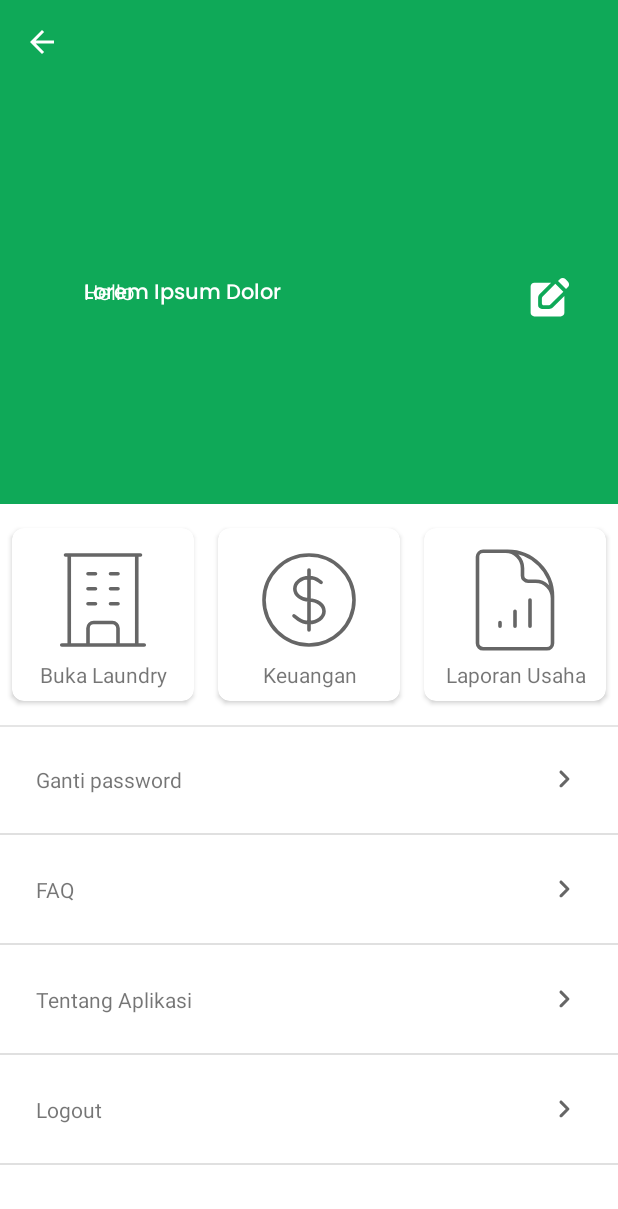
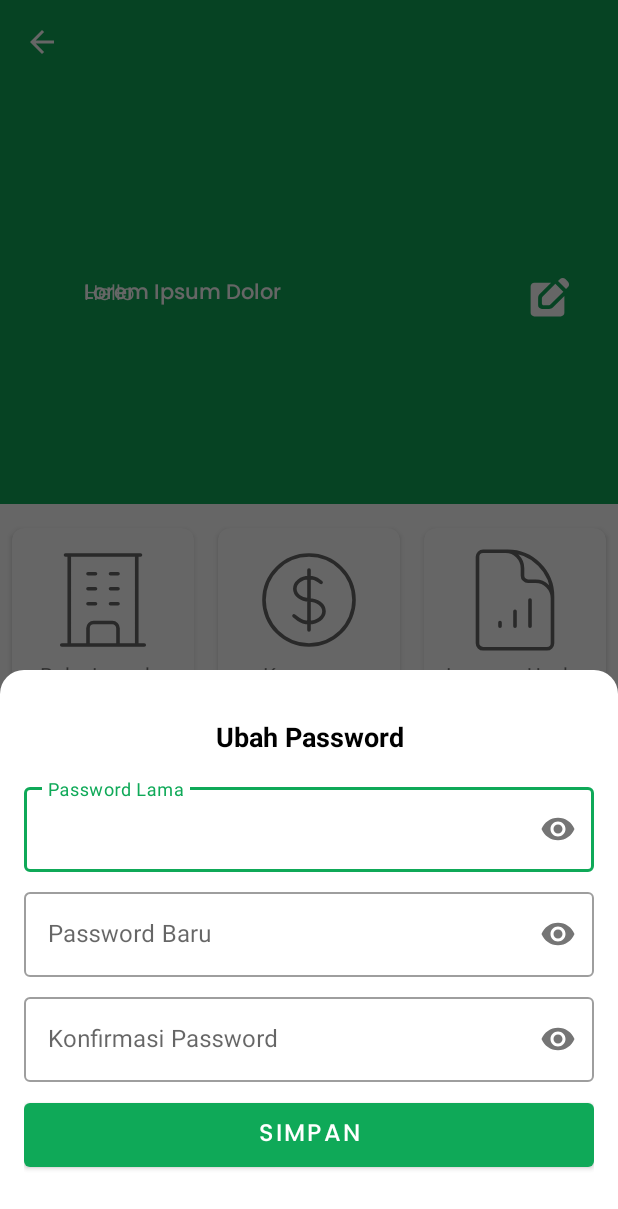
Before and after one commit to smart-rinse/smart-rinse-app, an Android app: the SettingActivity screen opened directly, with no data from a screen before it, after a tap on "Ganti password", on a phone screen of 412 x 824 dp. Shown: the top 1209 px of the screen. Run offline under Robolectric (Android 15) with nearby library versions, the phone set to English and light mode, and no system bars.

Commit message:
add function for logout and layout for change password

```diff
--- a/app/src/main/java/labs/nusantara/smartrinse/ui/setting/SettingActivity.kt
+++ b/app/src/main/java/labs/nusantara/smartrinse/ui/setting/SettingActivity.kt
@@ -1,19 +1,32 @@
 package labs.nusantara.smartrinse.ui.setting
 
+import android.app.Dialog
 import android.content.Intent
+import android.graphics.Color
+import android.graphics.drawable.ColorDrawable
 import androidx.appcompat.app.AppCompatActivity
 import android.os.Bundle
+import android.view.Gravity
 import android.view.View
+import android.view.Window
+import android.view.WindowManager
 import android.widget.*
 import android.widget.AdapterView.OnItemClickListener
+import androidx.activity.viewModels
 import androidx.appcompat.app.AlertDialog
 import labs.nusantara.smartrinse.R
 import labs.nusantara.smartrinse.databinding.ActivitySettingBinding
+import labs.nusantara.smartrinse.databinding.PopupPasswordBinding
 import labs.nusantara.smartrinse.ui.home.HomeActivity
+import labs.nusantara.smartrinse.ui.login.LoginActivity
+import labs.nusantara.smartrinse.utils.ViewModelFactory
 
 class SettingActivity : AppCompatActivity(), OnItemClickListener {
 
     private lateinit var binding: ActivitySettingBinding
+    private lateinit var bindingPopup: PopupPasswordBinding
+    private lateinit var factory: ViewModelFactory
+    private val settingViewModel: SettingViewModel by viewModels { factory }
 
     override fun onCreate(savedInstanceState: Bundle?) {
         super.onCreate(savedInstanceState)
@@ -25,6 +38,8 @@ class SettingActivity : AppCompatActivity(), OnItemClickListener {
             setDisplayShowTitleEnabled(false)
             setDisplayHomeAsUpEnabled(true)
         }
+
+        factory = ViewModelFactory.getInstance(this)
 
         showListSetting()
     }
@@ -43,8 +58,7 @@ class SettingActivity : AppCompatActivity(), OnItemClickListener {
     override fun onItemClick(adapterView: AdapterView<*>?, view: View?, position: Int, l: Long) {
         when (position) {
             0 -> {
-                val selectedText = adapterView?.getItemAtPosition(position)
-                Toast.makeText(this, "Pilihanmu: $selectedText", Toast.LENGTH_LONG).show()
+                changePassword()
             }
             1 -> {
                 startActivity(Intent(this, HomeActivity::class.java).putExtra("item", "FAQ"))
@@ -57,6 +71,33 @@ class SettingActivity : AppCompatActivity(), OnItemClickListener {
             }
         }
     }
+
+    private fun changePassword() {
+        bindingPopup = PopupPasswordBinding.inflate(layoutInflater)
+
+        val dialog = Dialog(this)
+        dialog.requestWindowFeature(Window.FEATURE_NO_TITLE)
+        dialog.setContentView(R.layout.popup_password)
+        dialog.window?.setBackgroundDrawable(ColorDrawable(Color.TRANSPARENT))
+        dialog.window?.setLayout(
+            WindowManager.LayoutParams.MATCH_PARENT,
+            WindowManager.LayoutParams.WRAP_CONTENT
+        )
+        dialog.window?.setGravity(Gravity.BOTTOM)
+        dialog.window?.attributes?.windowAnimations = R.style.PopupAnimation
+
+        val buttonSave = bindingPopup.buttonSave
+        val editTextOldPassword = bindingPopup.edtPasswordLama
+        val editTextNewPassword = bindingPopup.edtPasswordBaru
+
+        buttonSave.setOnClickListener {
+            Toast.makeText(this, "Password berubah daro ${editTextOldPassword}, menjadi ${editTextNewPassword}.", Toast.LENGTH_SHORT).show()
+            dialog.dismiss()
+        }
+
+        dialog.show()
+    }
+
 
     private fun infoApplication() {
         val versionName: String = packageManager.getPackageInfo(packageName, 0).versionName
@@ -80,8 +121,9 @@ class SettingActivity : AppCompatActivity(), OnItemClickListener {
         builder.setTitle("Konfirmasi Logout")
             .setMessage("Apakah Anda yakin ingin logout?")
             .setPositiveButton("Ya") { dialog, _ ->
-                Toast.makeText(this, "Logout berhasil", Toast.LENGTH_SHORT).show()
+                settingViewModel.logout()
                 dialog.dismiss()
+                redirectToLoginActivity()
             }
             .setNegativeButton("Tidak") { dialog, _ ->
                 dialog.dismiss()
@@ -90,6 +132,13 @@ class SettingActivity : AppCompatActivity(), OnItemClickListener {
         dialog.show()
     }
 
+    private fun redirectToLoginActivity() {
+        val intent = Intent(this, LoginActivity::class.java)
+        intent.flags = Intent.FLAG_ACTIVITY_CLEAR_TOP or Intent.FLAG_ACTIVITY_NEW_TASK or Intent.FLAG_ACTIVITY_CLEAR_TASK
+        startActivity(intent)
+        finish()
+    }
+
     override fun onSupportNavigateUp(): Boolean {
         onBackPressedDispatcher.onBackPressed()
         return super.onSupportNavigateUp()
--- /dev/null
+++ b/app/src/main/java/labs/nusantara/smartrinse/ui/setting/SettingViewModel.kt
@@ -0,0 +1,15 @@
+package labs.nusantara.smartrinse.ui.setting
+
+import androidx.lifecycle.ViewModel
+import androidx.lifecycle.viewModelScope
+import kotlinx.coroutines.launch
+import labs.nusantara.smartrinse.repository.LaundryRepository
+
+class SettingViewModel (private val repository: LaundryRepository) : ViewModel() {
+
+    fun logout() {
+        viewModelScope.launch {
+            repository.logout()
+        }
+    }
+}
--- a/app/src/main/java/labs/nusantara/smartrinse/utils/ViewModelFactory.kt
+++ b/app/src/main/java/labs/nusantara/smartrinse/utils/ViewModelFactory.kt
@@ -7,22 +7,28 @@ import labs.nusantara.smartrinse.repository.LaundryRepository
 import labs.nusantara.smartrinse.ui.home.HomeViewModel
 import labs.nusantara.smartrinse.ui.login.LoginViewModel
 import labs.nusantara.smartrinse.ui.register.RegisterViewModel
+import labs.nusantara.smartrinse.ui.setting.SettingViewModel
 
 class ViewModelFactory(private val repository: LaundryRepository) :
     ViewModelProvider.NewInstanceFactory() {
 
     @Suppress("UNCHECKED_CAST")
     override fun <T : ViewModel> create(modelClass: Class<T>): T {
-        if (modelClass.isAssignableFrom(RegisterViewModel::class.java)) {
-            return RegisterViewModel(repository) as T
+        return when {
+            modelClass.isAssignableFrom(RegisterViewModel::class.java) -> {
+                RegisterViewModel(repository) as T
+            }
+            modelClass.isAssignableFrom(LoginViewModel::class.java) -> {
+                LoginViewModel(repository) as T
+            }
+            modelClass.isAssignableFrom(HomeViewModel::class.java) -> {
+                HomeViewModel(repository) as T
+            }
+            modelClass.isAssignableFrom(SettingViewModel::class.java) -> {
+                SettingViewModel(repository) as T
+            }
+            else -> throw IllegalArgumentException("Unknown ViewModel class: ${modelClass.name}")
         }
-        if (modelClass.isAssignableFrom(LoginViewModel::class.java)) {
-            return LoginViewModel(repository) as T
-        }
-        if (modelClass.isAssignableFrom(HomeViewModel::class.java)) {
-            return HomeViewModel(repository) as T
-        }
-        throw IllegalArgumentException("Unknown ViewModel class: " + modelClass.name)
     }
 
     companion object {
--- /dev/null
+++ b/app/src/main/res/anim/slide_in_bottom.xml
@@ -0,0 +1,7 @@
+<?xml version="1.0" encoding="utf-8"?>
+<set xmlns:android="http://schemas.android.com/apk/res/android">
+    <translate
+        android:fromYDelta="100%p"
+        android:toYDelta="0"
+        android:duration="300"/>
+</set>
--- /dev/null
+++ b/app/src/main/res/drawable/background_top_rounded.xml
@@ -0,0 +1,9 @@
+<?xml version="1.0" encoding="utf-8"?>
+<shape xmlns:android="http://schemas.android.com/apk/res/android">
+    <solid android:color="@color/white" />
+    <corners
+        android:topLeftRadius="@dimen/size_16dp"
+        android:topRightRadius="@dimen/size_16dp"
+        android:bottomLeftRadius="0dp"
+        android:bottomRightRadius="0dp" />
+</shape>
--- a/app/src/main/res/layout/activity_login.xml
+++ b/app/src/main/res/layout/activity_login.xml
@@ -78,7 +78,6 @@
                 android:id="@+id/edt_password"
                 android:layout_width="match_parent"
                 android:layout_height="wrap_content"
-
                 android:inputType="textPassword" />
 
         </com.google.android.material.textfield.TextInputLayout>
--- /dev/null
+++ b/app/src/main/res/layout/popup_password.xml
@@ -0,0 +1,88 @@
+<?xml version="1.0" encoding="utf-8"?>
+<LinearLayout xmlns:android="http://schemas.android.com/apk/res/android"
+    xmlns:app="http://schemas.android.com/apk/res-auto"
+    android:layout_width="match_parent"
+    android:layout_height="wrap_content"
+    android:orientation="vertical"
+    android:background="@drawable/background_top_rounded"
+    android:paddingVertical="@dimen/size_32dp"
+    android:paddingHorizontal="@dimen/size_16dp">
+
+    <TextView
+        android:id="@+id/textTitle"
+        android:layout_width="match_parent"
+        android:layout_height="wrap_content"
+        android:text="@string/ubah_password"
+        android:textSize="18sp"
+        android:textColor="@android:color/black"
+        android:textStyle="bold"
+        android:gravity="center"
+        android:layout_marginBottom="16dp"/>
+
+
+    <com.google.android.material.textfield.TextInputLayout
+        android:id="@+id/edt_passwordlama_layout"
+        style="@style/Widget.MaterialComponents.TextInputLayout.OutlinedBox"
+        android:layout_width="match_parent"
+        android:layout_height="wrap_content"
+        android:layout_marginBottom="@dimen/size_8dp"
+        android:hint="@string/password_lama"
+        app:boxBackgroundColor="@color/white"
+        app:passwordToggleEnabled="true">
+
+        <com.google.android.material.textfield.TextInputEditText
+            android:id="@+id/edt_password_lama"
+            android:layout_width="match_parent"
+            android:layout_height="wrap_content"
+            android:inputType="textPassword" />
+
+    </com.google.android.material.textfield.TextInputLayout>
+
+    <com.google.android.material.textfield.TextInputLayout
+        android:id="@+id/edt_passwordbaru_layout"
+        style="@style/Widget.MaterialComponents.TextInputLayout.OutlinedBox"
+        android:layout_width="match_parent"
+        android:layout_height="wrap_content"
+        android:layout_marginBottom="@dimen/size_8dp"
+        android:hint="@string/password_baru"
+        app:boxBackgroundColor="@color/white"
+        app:passwordToggleEnabled="true">
+
+        <com.google.android.material.textfield.TextInputEditText
+            android:id="@+id/edt_password_baru"
+            android:layout_width="match_parent"
+            android:layout_height="wrap_content"
+            android:inputType="textPassword" />
+
+    </com.google.android.material.textfield.TextInputLayout>
+
+    <com.google.android.material.textfield.TextInputLayout
+        android:id="@+id/edt_passwordbarukonfirmasi_layout"
+        style="@style/Widget.MaterialComponents.TextInputLayout.OutlinedBox"
+        android:layout_width="match_parent"
+        android:layout_height="wrap_content"
+        android:layout_marginBottom="@dimen/size_8dp"
+        android:hint="@string/password_konfirmasi"
+        app:boxBackgroundColor="@color/white"
+        app:passwordToggleEnabled="true">
+
+        <com.google.android.material.textfield.TextInputEditText
+            android:id="@+id/edt_password_baru_konfirmasi"
+            android:layout_width="match_parent"
+            android:layout_height="wrap_content"
+            android:inputType="textPassword" />
+
+    </com.google.android.material.textfield.TextInputLayout>
+
+    <com.google.android.material.button.MaterialButton
+        android:id="@+id/buttonSave"
+        android:layout_width="match_parent"
+        android:layout_height="wrap_content"
+        android:layout_marginBottom="@dimen/size_8dp"
+        android:fontFamily="@font/poppins_medium"
+        android:paddingVertical="@dimen/size_8dp"
+        android:text="@string/simpan"
+        android:textColor="@color/white"
+        android:textSize="@dimen/text_size_16sp" />
+
+</LinearLayout>
--- a/app/src/main/res/values/strings.xml
+++ b/app/src/main/res/values/strings.xml
@@ -39,4 +39,9 @@
     <string name="item_list">Item List</string>
     <string name="profile_picture">Profile Picture</string>
     <string name="edit_profile">Edit Profile</string>
+    <string name="password_lama">Password Lama</string>
+    <string name="ubah_password">Ubah Password</string>
+    <string name="password_baru">Password Baru</string>
+    <string name="password_konfirmasi">Konfirmasi Password</string>
+    <string name="simpan">Simpan</string>
 </resources>
--- /dev/null
+++ b/app/src/main/res/values/style.xml
@@ -0,0 +1,7 @@
+<?xml version="1.0" encoding="utf-8"?>
+<resources>
+    <style name="PopupAnimation" parent="android:Animation">
+        <item name="android:windowEnterAnimation">@anim/slide_in_bottom</item>
+        <item name="android:windowExitAnimation">@anim/slide_out_bottom</item>
+    </style>
+</resources>
```
Also changed, not shown: app/src/main/res/anim/slide_out_bottom.xml (added, +7 -0 lines).
